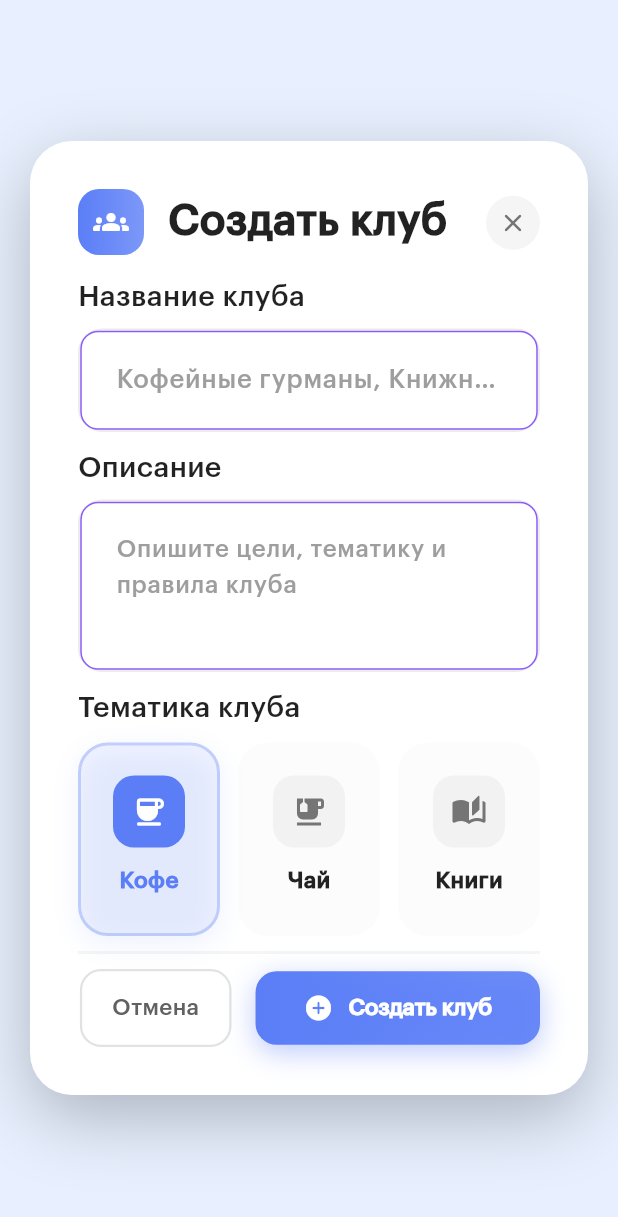
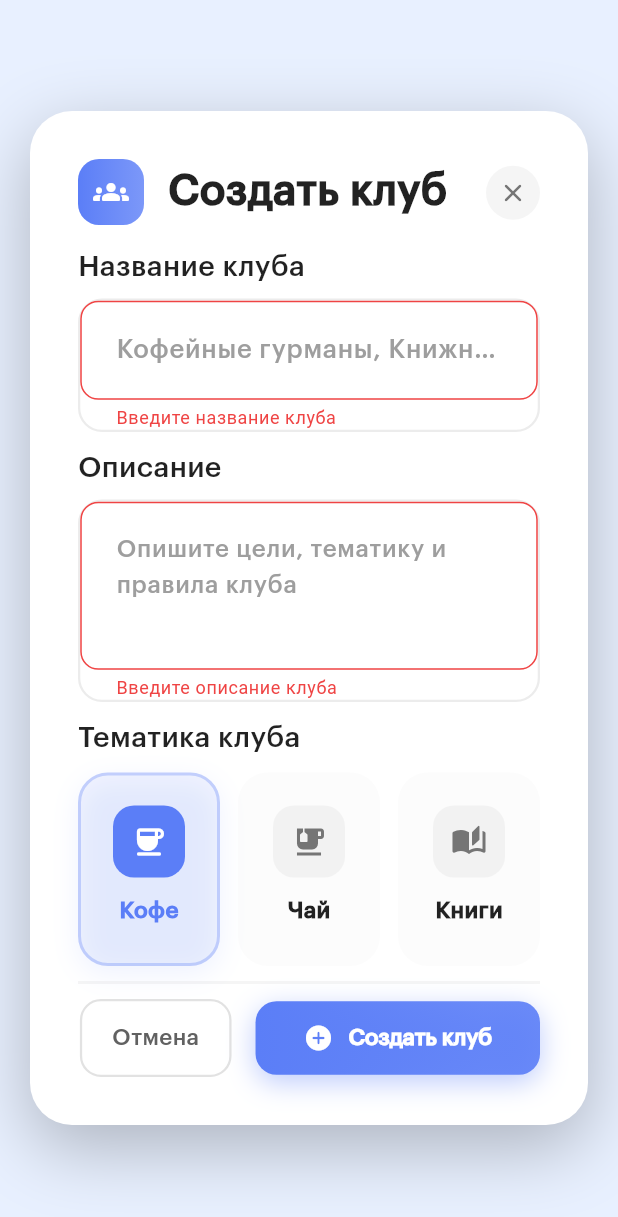
Before and after one commit to shshkiper/arbuziki, a Flutter app: the _CreateClubDialog widget shown alone on an empty page, opened directly, after a tap on "Создать клуб", on a phone screen of 412 x 824 dp. Shown: the top 1217 px of the screen. Run offline on Flutter 3.47's test engine with Material 3 defaults, Android fonts, the phone set to English and light mode, and no system bars; our stand-ins replace flutter_animate, flutter_dotenv, flutter_riverpod, freezed_annotation, go_router, qr_flutter and 1 more; accounts and stored records are empty.

Commit message:
+makeclub

```diff
--- a/drinkwithbook/lib/presentation/pages/clubs/clubs_page.dart
+++ b/drinkwithbook/lib/presentation/pages/clubs/clubs_page.dart
@@ -324,7 +324,39 @@ class _ClubCard extends StatelessWidget {
                               ),
                             ),
                             const SizedBox(width: 12),
-                            if (isMember)
+                            if (club['isOwner'] == true)
+                              Container(
+                                padding: const EdgeInsets.symmetric(
+                                  horizontal: 12,
+                                  vertical: 6,
+                                ),
+                                decoration: BoxDecoration(
+                                  gradient: LinearGradient(
+                                    colors: [
+                                      Colors.orange,
+                                      Colors.orange.withOpacity(0.8),
+                                    ],
+                                  ),
+                                  borderRadius: BorderRadius.circular(10),
+                                  boxShadow: [
+                                    BoxShadow(
+                                      color: Colors.orange.withOpacity(0.3),
+                                      blurRadius: 8,
+                                      offset: const Offset(0, 2),
+                                    ),
+                                  ],
+                                ),
+                                child: Text(
+                                  'Создатель',
+                                  style: TextStyle(
+                                    fontFamily: 'G',
+                                    color: Colors.white,
+                                    fontWeight: FontWeight.w600,
+                                    fontSize: 14,
+                                  ),
+                                ),
+                              )
+                            else if (isMember)
                               Container(
                                 padding: const EdgeInsets.symmetric(
                                   horizontal: 12,
@@ -1353,6 +1385,71 @@ class _CreateClubDialogState extends State<_CreateClubDialog> {
     _nameController.dispose();
     _descriptionController.dispose();
     super.dispose();
+  }
+
+  void _createClub(BuildContext context) {
+    if (_formKey.currentState!.validate()) {
+      if (_nameController.text.trim().isEmpty) {
+        ScaffoldMessenger.of(context).showSnackBar(
+          const SnackBar(
+            content: Text('Пожалуйста, введите название клуба'),
+            backgroundColor: Colors.red,
+          ),
+        );
+        return;
+      }
+
+      if (_descriptionController.text.trim().isEmpty) {
+        ScaffoldMessenger.of(context).showSnackBar(
+          const SnackBar(
+            content: Text('Пожалуйста, введите описание клуба'),
+            backgroundColor: Colors.red,
+          ),
+        );
+        return;
+      }
+
+      // Создаем новый клуб
+      final newClub = {
+        'id': DateTime.now().millisecondsSinceEpoch.toString(),
+        'name': _nameController.text.trim(),
+        'description': _descriptionController.text.trim(),
+        'type': _selectedType,
+        'members': 1,
+        'events': 0,
+        'isOwner': true,
+        'createdAt': DateTime.now(),
+        'image': _getClubImage(_selectedType),
+      };
+
+      // Добавляем клуб в списки
+      _addNewClub(newClub);
+
+      // Закрываем диалог
+      Navigator.of(context).pop();
+
+      // Показываем уведомление об успешном создании
+      ScaffoldMessenger.of(context).showSnackBar(
+        SnackBar(
+          content: Text('Клуб "${_nameController.text.trim()}" успешно создан!'),
+          backgroundColor: Colors.green,
+          duration: const Duration(seconds: 3),
+        ),
+      );
+    }
+  }
+
+  String _getClubImage(String type) {
+    switch (type) {
+      case 'coffee':
+        return 'coffee_club.jpg';
+      case 'tea':
+        return 'tea_club.jpg';
+      case 'book':
+        return 'book_club.jpg';
+      default:
+        return 'default_club.jpg';
+    }
   }
 
   @override
@@ -1475,6 +1572,15 @@ class _CreateClubDialogState extends State<_CreateClubDialog> {
                     ),
                     child: TextFormField(
                       controller: _nameController,
+                      validator: (value) {
+                        if (value == null || value.trim().isEmpty) {
+                          return 'Введите название клуба';
+                        }
+                        if (value.trim().length < 3) {
+                          return 'Название должно содержать минимум 3 символа';
+                        }
+                        return null;
+                      },
                       style: TextStyle(
                         fontSize: 17,
                         fontFamily: 'G',
@@ -1520,6 +1626,15 @@ class _CreateClubDialogState extends State<_CreateClubDialog> {
                     ),
                     child: TextFormField(
                       controller: _descriptionController,
+                      validator: (value) {
+                        if (value == null || value.trim().isEmpty) {
+                          return 'Введите описание клуба';
+                        }
+                        if (value.trim().length < 10) {
+                          return 'Описание должно содержать минимум 10 символов';
+                        }
+                        return null;
+                      },
                       style: TextStyle(
                         fontSize: 16,
                         fontFamily: 'G',
@@ -1655,9 +1770,7 @@ class _CreateClubDialogState extends State<_CreateClubDialog> {
                     child: Material(
                       color: Colors.transparent,
                       child: InkWell(
-                        onTap: () {
-                          // сюда чтобы добавить клуб
-                        },
+                        onTap: () => _createClub(context),
                         borderRadius: BorderRadius.circular(14),
                         child: AnimatedContainer(
                           duration: const Duration(milliseconds: 200),
@@ -1715,7 +1828,11 @@ Widget _buildPremiumTypeCard({
   final isSelected = _selectedType == type;
 
   return GestureDetector(
-    onTap: () => setState(() => _selectedType = type),
+    onTap: () {
+      setState(() {
+        _selectedType = type;
+      });
+    },
     child: AnimatedContainer(
       duration: const Duration(milliseconds: 300),
       padding: const EdgeInsets.all(20),
@@ -1780,7 +1897,8 @@ Widget _buildPremiumTypeCard({
 }
 
 // Данные для примера
-final _myClubs = [
+// Глобальные списки клубов
+List<Map<String, dynamic>> _myClubs = [
   {
     'id': '1',
     'name': 'Кофейные гурманы',
@@ -1788,6 +1906,7 @@ final _myClubs = [
     'type': 'coffee',
     'members': 24,
     'events': 5,
+    'isOwner': false,
   },
   {
     'id': '2',
@@ -1796,10 +1915,11 @@ final _myClubs = [
     'type': 'book',
     'members': 18,
     'events': 8,
+    'isOwner': false,
   },
 ];
 
-final _allClubs = [
+List<Map<String, dynamic>> _allClubs = [
   ..._myClubs,
   {
     'id': '3',
@@ -1808,6 +1928,7 @@ final _allClubs = [
     'type': 'tea',
     'members': 15,
     'events': 3,
+    'isOwner': false,
   },
   {
     'id': '4',
@@ -1816,8 +1937,15 @@ final _allClubs = [
     'type': 'coffee',
     'members': 32,
     'events': 12,
+    'isOwner': false,
   },
 ];
+
+// Функция для добавления нового клуба
+void _addNewClub(Map<String, dynamic> newClub) {
+  _myClubs.insert(0, newClub); // Добавляем в начало списка "Мои клубы"
+  // НЕ добавляем в _allClubs, так как он уже содержит _myClubs через spread оператор
+}
 
 final _upcomingEvents = [
   {
```
